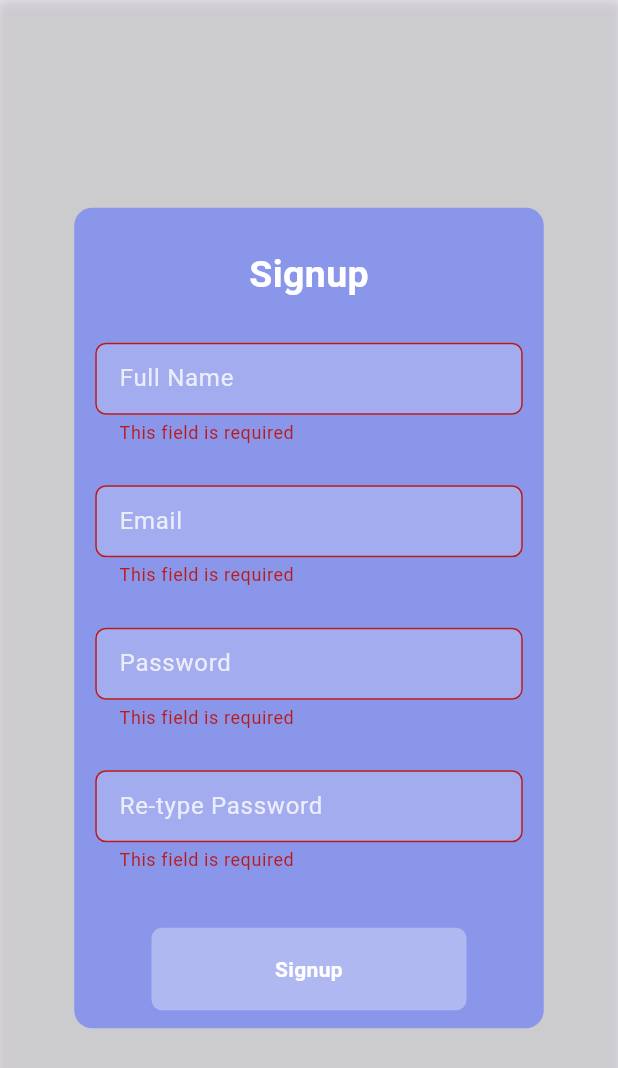
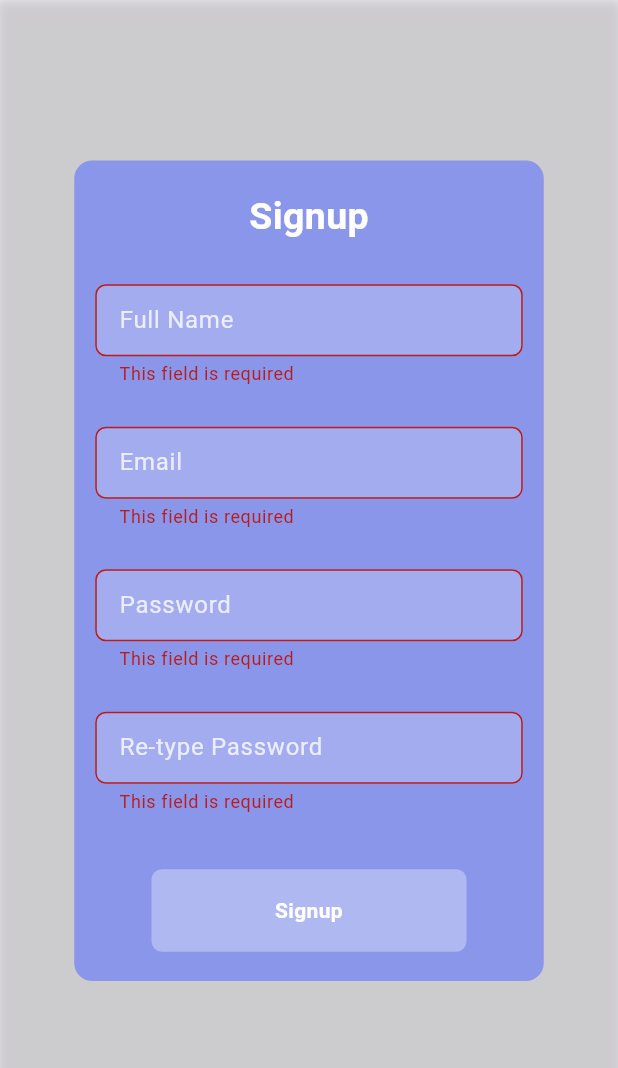
Before and after one commit to axah710/ta7alelak, a Flutter app: the SignupView screen opened by its route, after a tap on "Signup", on a phone screen of 412 x 824 dp. Shown: the top 1068 px of the screen. Run offline on Flutter 3.47's test engine with Material 3 defaults, Android fonts, the phone set to English and light mode, and no system bars; drawn by our look-alikes of modal_progress_hud_nsn; our stand-ins replace animated_text_kit, dio, firebase_auth, firebase_core, flutter_bloc, google_nav_bar and 3 more; accounts and stored records are empty.

Commit message:
Refactor signup view and related widgets
Refactor signup view and related widgets for improved structure and
functionality. Includes changes to form layout and validation logic.

```diff
--- a/lib/views/signup_view.dart
+++ b/lib/views/signup_view.dart
@@ -8,8 +8,11 @@
 
   @override
   Widget build(BuildContext context) {
-    return const Scaffold(
-      body: SignupCard(),
+    return const SafeArea(
+      child: Scaffold(
+        resizeToAvoidBottomInset: false,
+        body: SignupCard(),
+      ),
     );
   }
 }
--- a/lib/widgets/custom_signup_button.dart
+++ b/lib/widgets/custom_signup_button.dart
@@ -34,7 +34,6 @@
           child: Text(
             textAlign: TextAlign.center,
             maxLines: 1,
-
             buttonName,
             style: const TextStyle(
               color: Colors.white,
--- a/lib/widgets/custom_signup_card_body.dart
+++ b/lib/widgets/custom_signup_card_body.dart
@@ -16,7 +16,7 @@
 
 class _CustomSignupCardBodyState extends State<CustomSignupCardBody> {
   GlobalKey<FormState> formKey = GlobalKey();
-  String? email, userName, password;
+  String? email, userName, password, confirmPassword;
   bool isLoading = false;
 
   @override
@@ -48,23 +48,32 @@
           ),
           child: ModalProgressHUD(
             inAsyncCall: isLoading,
+            child: Padding(
+              padding: EdgeInsets.only(
+                bottom: MediaQuery.of(context).viewInsets.bottom,
+              ),
               child: Form(
                 key: formKey,
                 child: Center(
                   child: SizedBox(
+                      height: MediaQuery.of(context).size.height * 0.75,
+                      width: 321,
+                      child: CustomScrollView(
+                        slivers: [
+                          SliverToBoxAdapter(
+                            child: SizedBox(
                               height: 555,
-                  width: 321,
                               child: Card(
                                 color: kColor,
                                 elevation: 0,
                                 child: Padding(
-                      padding: const EdgeInsets.only(left: 14, right: 14),
+                                  padding: const EdgeInsets.only(
+                                    left: 14,
+                                    right: 14,
+                                  ),
                                   child: Column(
-                        mainAxisAlignment: MainAxisAlignment.start,
+                                    mainAxisAlignment: MainAxisAlignment.center,
                                     children: [
-                          const SizedBox(
-                            height: 27,
-                          ),
                                       const Text(
                                         "Signup",
                                         style: TextStyle(
@@ -73,58 +82,92 @@
                                           color: Colors.white,
                                         ),
                                       ),
-                          const SizedBox(
-                            height: 27,
-                          ),
+                                      const SizedBox(height: 27),
                                       CustomSignupTextFormField(
                                         onChanged: (data) {
                                           userName = data;
                                         },
-                            enabledBorderSideColor: Colors.transparent,
+                                        validator: (value) {
+                                          if (value == null || value.isEmpty) {
+                                            return "This field is required";
+                                          }
+                                          return null;
+                                        },
+                                        enabledBorderSideColor:
+                                            Colors.transparent,
                                         hintText: 'Full Name',
-                            fillColor: Colors.white.withOpacity(0.210),
-                            hintColor: Colors.white.withOpacity(0.790),
+                                        fillColor:
+                                            Colors.white.withOpacity(0.210),
+                                        hintColor:
+                                            Colors.white.withOpacity(0.790),
                                       ),
-                          const SizedBox(
-                            height: 27,
-                          ),
+                                      const SizedBox(height: 27),
                                       CustomSignupTextFormField(
                                         onChanged: (data) {
                                           email = data;
                                         },
-                            enabledBorderSideColor: Colors.transparent,
+                                        validator: (value) {
+                                          if (value == null || value.isEmpty) {
+                                            return "This field is required";
+                                          }
+                                          return null;
+                                        },
+                                        enabledBorderSideColor:
+                                            Colors.transparent,
                                         hintText: 'Email',
-                            fillColor: Colors.white.withOpacity(0.210),
-                            hintColor: Colors.white.withOpacity(0.790),
+                                        fillColor:
+                                            Colors.white.withOpacity(0.210),
+                                        hintColor:
+                                            Colors.white.withOpacity(0.790),
                                       ),
-                          const SizedBox(
-                            height: 27,
-                          ),
+                                      const SizedBox(height: 27),
                                       CustomSignupTextFormField(
                                         onChanged: (data) {
                                           password = data;
                                         },
-                            enabledBorderSideColor: Colors.transparent,
+                                        validator: (value) {
+                                          if (value == null || value.isEmpty) {
+                                            return "This field is required";
+                                          }
+                                          return null;
+                                        },
+                                        obscureText: true,
+                                        enabledBorderSideColor:
+                                            Colors.transparent,
                                         hintText: 'Password',
-                            fillColor: Colors.white.withOpacity(0.210),
-                            hintColor: Colors.white.withOpacity(0.790),
+                                        fillColor:
+                                            Colors.white.withOpacity(0.210),
+                                        hintColor:
+                                            Colors.white.withOpacity(0.790),
                                       ),
-                          const SizedBox(
-                            height: 27,
+                                      const SizedBox(height: 27),
+                                      CustomSignupTextFormField(
+                                        onChanged: (data) {
+                                          confirmPassword = data;
+                                        },
+                                        obscureText: true,
+                                        enabledBorderSideColor:
+                                            Colors.transparent,
+                                        hintText: 'Re-type Password',
+                                        fillColor:
+                                            Colors.white.withOpacity(0.210),
+                                        hintColor:
+                                            Colors.white.withOpacity(0.790),
+                                        validator: (value) {
+                                          if (value == null || value.isEmpty) {
+                                            return "This field is required";
+                                          }
+                                          if (value != password) {
+                                            return "Passwords do not match";
+                                          }
+                                          return null;
+                                        },
                                       ),
-                          CustomSignupTextFormField(
-                            onChanged: (data) {},
-                            enabledBorderSideColor: Colors.transparent,
-                            hintText: 'Re-type Password',
-                            fillColor: Colors.white.withOpacity(0.210),
-                            hintColor: Colors.white.withOpacity(0.790),
-                          ),
-                          const SizedBox(
-                            height: 37,
-                          ),
+                                      const SizedBox(height: 37),
                                       CustomSignupButton(
                                         onTap: () {
-                              if (formKey.currentState!.validate()) {
+                                          if (formKey.currentState!
+                                              .validate()) {
                                             BlocProvider.of<AuthCubit>(context)
                                                 .userSignupWithEmailAndPassword(
                                               email: email!,
@@ -142,6 +185,10 @@
                                 ),
                               ),
                             ),
+                          )
+                        ],
+                      )),
+                ),
               ),
             ),
           ),
--- a/lib/widgets/custom_signup_text_field.dart
+++ b/lib/widgets/custom_signup_text_field.dart
@@ -1,8 +1,7 @@
-// ignore_for_file: body_might_complete_normally_nullable
+// ignore_for_file: must_be_immutable
 
 import 'package:flutter/material.dart';
 
-// ignore: must_be_immutable
 class CustomSignupTextFormField extends StatelessWidget {
   CustomSignupTextFormField({
     this.obscureText = false,
@@ -12,22 +11,22 @@
     required this.hintColor,
     required this.enabledBorderSideColor,
     required this.onChanged,
+    this.validator,
   });
+
   String hintText;
   Function(String)? onChanged;
   bool? obscureText;
   Color fillColor;
   Color hintColor;
   Color enabledBorderSideColor;
+  String? Function(String?)? validator;
+
   @override
   Widget build(BuildContext context) {
     return TextFormField(
       obscureText: obscureText!,
-      validator: (data) {
-        if (data!.isEmpty) {
-          return "This field is required";
-        }
-      },
+      validator: validator,
       onChanged: onChanged,
       decoration: InputDecoration(
         contentPadding: const EdgeInsets.only(
```
Lines whose indentation alone changed are shown as unchanged.
